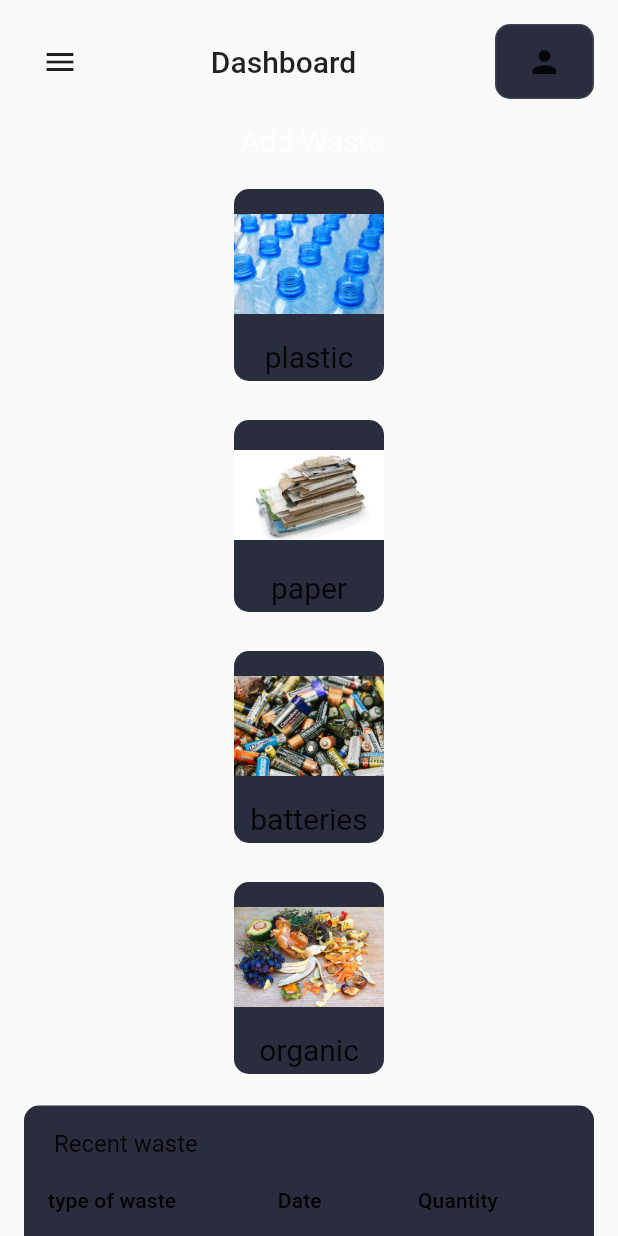
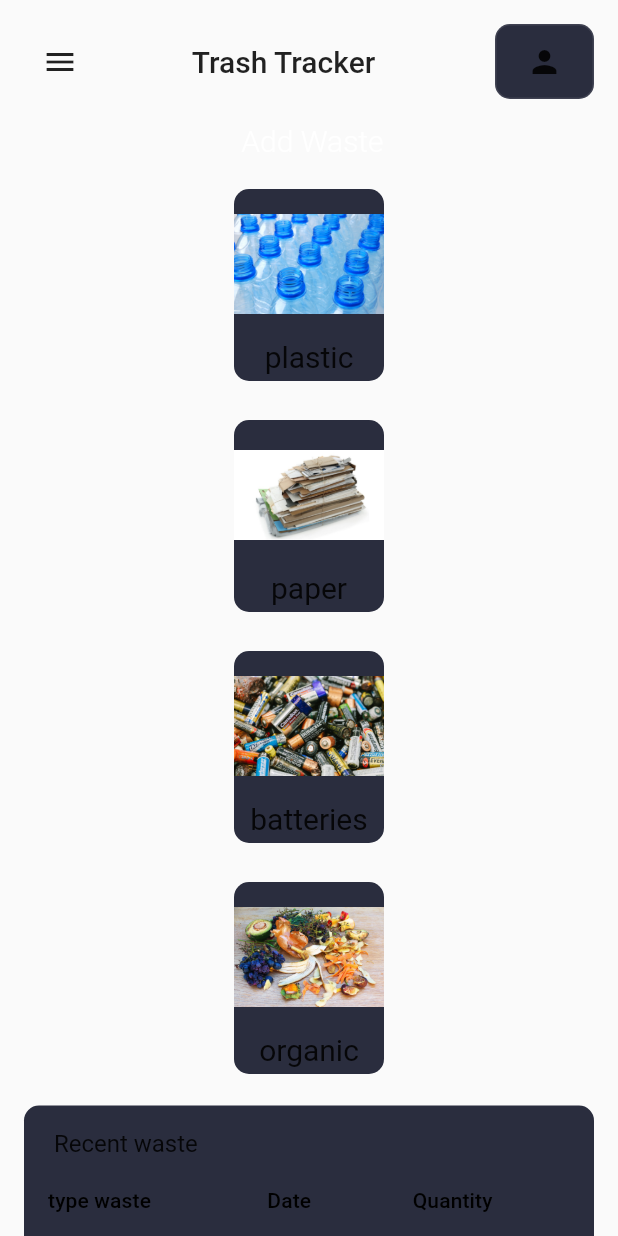
Before and after one commit to na-bila/TrashTracker, a Flutter app: the MainScreen screen opened directly, on a phone screen of 412 x 824 dp. Run offline on Flutter 3.47's test engine with Material 2 defaults, Android fonts, the phone set to English and light mode, and no system bars; our stand-ins replace cloud_firestore, email_validator, firebase_auth, firebase_core, fl_chart, flutter_spinkit and 7 more; accounts and stored records are empty.

```diff
--- a/lib/controllers/menuAppController.dart
+++ b/lib/controllers/menuAppController.dart
@@ -10,8 +10,10 @@ class MenuAppController extends ChangeNotifier {
   GlobalKey<ScaffoldState> get scaffoldKey => _scaffoldKey;
 
   void controlMenu() {
-    if (!_scaffoldKey.currentState!.isDrawerOpen) {
-      _scaffoldKey.currentState!.openDrawer();
+    if (_scaffoldKey.currentState != null) {
+      if (!_scaffoldKey.currentState!.isDrawerOpen) {
+        _scaffoldKey.currentState!.openDrawer();
+      }
     }
   }
 }
--- a/lib/models/Mywaste.dart
+++ b/lib/models/Mywaste.dart
@@ -8,7 +8,6 @@ class CloudstorageInfo {
 
   int quantity, percentage;
   final Color color;
-
 
   CloudstorageInfo(
       {required this.svgSrc,
@@ -60,7 +59,7 @@ class CloudstorageInfo {
 
 List demoMywaste = [
   CloudstorageInfo(
-    description: " A 500 Millimiter Bottle / 3oz C02",
+    description: " A 500 Millimiter Bottle / 3 grams C02",
     title: "plastic",
     quantity: 000,
     svgSrc: 'assets/images/plastic1.jpg',
@@ -68,7 +67,7 @@ List demoMywaste = [
     percentage: 30,
   ),
   CloudstorageInfo(
-    description: "",
+    description: "1 tonne of Holmen’s paper / 1 500oz CO2",
     title: "paper",
     quantity: 000,
     svgSrc: "assets/images/cardboard.jpg.6a687a6e.jpg",
@@ -76,7 +75,7 @@ List demoMywaste = [
     percentage: 10,
   ),
   CloudstorageInfo(
-    description: "",
+    description: "1 battery / 150 to 200 kg CO2",
     title: "batteries",
     quantity: 000,
     svgSrc: "assets/images/0_pFGH46zEA5ddgohb.jpg",
@@ -84,7 +83,7 @@ List demoMywaste = [
     percentage: 10,
   ),
   CloudstorageInfo(
-    description: "",
+    description: "1 kg organic waste / 0.5 to 1kg CO2",
     title: "organic",
     quantity: 000,
     svgSrc: "assets/images/Calgary-Organic-Recycling-Green-Bins.jpg",
--- a/lib/models/Recentwaste.dart
+++ b/lib/models/Recentwaste.dart
@@ -48,7 +48,7 @@ List demoRecentwaste =[
   ),
   Recentwaste(
 
-    title: "organic ",
+    title: "organic",
     date: "",
     quantity: 0,
   ),
--- a/lib/screens/dashboard/components/add_new.dart
+++ b/lib/screens/dashboard/components/add_new.dart
@@ -69,7 +69,9 @@ class _AddNewScreenState extends State<AddNewScreen> {
         Map<String, dynamic>? data = document.data() as Map<String, dynamic>?;
         if (data != null) {
           int currentquantity = data[widget.info.title]['currentQuantity'];
-          widget.info.setQuantity(currentquantity);
+          setState(() {
+            widget.info.setQuantity(currentquantity);
+          });
         }
       }
     }
--- a/lib/screens/dashboard/components/header.dart
+++ b/lib/screens/dashboard/components/header.dart
@@ -24,7 +24,7 @@ class  Header extends StatelessWidget {
         ),
        // if (!Responsive.isMobile(context))
         Text (
-          "Dashboard",
+          "Trash Tracker",
           style: Theme.of(context).textTheme.titleLarge,
         ),
         if (!Responsive.isMobile(context))
--- a/lib/screens/dashboard/components/my_waste.dart
+++ b/lib/screens/dashboard/components/my_waste.dart
@@ -22,6 +22,7 @@ class Mywaste extends StatelessWidget {
 
             Text(
               " Add Waste",
+
 
               style: TextStyle(color: Colors.white , fontWeight: FontWeight.w300, fontSize: 20  ),
 
--- a/lib/screens/dashboard/components/recent_waste.dart
+++ b/lib/screens/dashboard/components/recent_waste.dart
@@ -2,6 +2,7 @@
 
 import 'package:cloud_firestore/cloud_firestore.dart';
 import 'package:firebase_auth/firebase_auth.dart';
+import 'package:firebase_core/firebase_core.dart';
 import 'package:flutter/material.dart';
 import 'package:flutter_svg/flutter_svg.dart';
 import 'package:untitled/constants.dart';
@@ -23,13 +24,9 @@ class recentWaste extends StatefulWidget {
 
 
 class _recentWasteState extends State<recentWaste> {
-  bool _isPageInitialized = false;
-
-  late Recentwaste wasteinfo = demoRecentwaste[0];
-
-
 
   Future getData(Recentwaste wasteinfo) async {
+    await Firebase.initializeApp();
     var firebaseUser = FirebaseAuth.instance.currentUser;
     QuerySnapshot querySnapshot = await FirebaseFirestore.instance.collection(
         'users').doc(firebaseUser?.uid)
@@ -39,7 +36,6 @@ class _recentWasteState extends State<recentWaste> {
       // retrieve the first document
       DocumentSnapshot documentSnapshot = querySnapshot.docs.first;
       String documentId = documentSnapshot.id;
-      setState(() async {
         DocumentSnapshot document = await FirebaseFirestore.instance
             .collection('users')
             .doc(firebaseUser?.uid)
@@ -51,16 +47,20 @@ class _recentWasteState extends State<recentWaste> {
           int lastQuantity = lastItem['quantity'];
           String lastDate= lastItem['date'].substring(0,10);
           wasteinfo.setDate(lastDate);
-          wasteinfo.setQuantity(lastQuantity);
+          setState(() {
+            wasteinfo.setQuantity(lastQuantity);
+          });
 
         }
-      });
     };
   }
 
   @override
   void initState() {
-    getData(wasteinfo);
+    WidgetsFlutterBinding.ensureInitialized();
+    for(int i=0;i<3;i++){
+      recentWasteDataRow(demoRecentwaste[i]);
+    }
     super.initState();
   }
 
@@ -85,7 +85,7 @@ class _recentWasteState extends State<recentWaste> {
                 horizontalMargin: 0,
                 columnSpacing: defaultPadding,
                 columns: [
-                  DataColumn(label: Text("type of waste "),),
+                  DataColumn(label: Text("type waste "),),
                   DataColumn(label: Text("Date"),),
                   DataColumn(label: Text("Quantity"),),
                 ],
@@ -100,6 +100,7 @@ class _recentWasteState extends State<recentWaste> {
 
 
   DataRow recentWasteDataRow(Recentwaste wasteinfo) {
+
     getData(wasteinfo);
     return DataRow(cells: [
       DataCell(Row(
```
Also changed, not shown: lib/localisation.dart (+9 -16 lines), lib/screens/dashboard/components/StorageInfoCard.dart (+46 -8 lines), lib/screens/dashboard/components/chart.dart (+54 -13 lines), lib/screens/dashboard/components/storagedetails.dart (+14 -6 lines).
